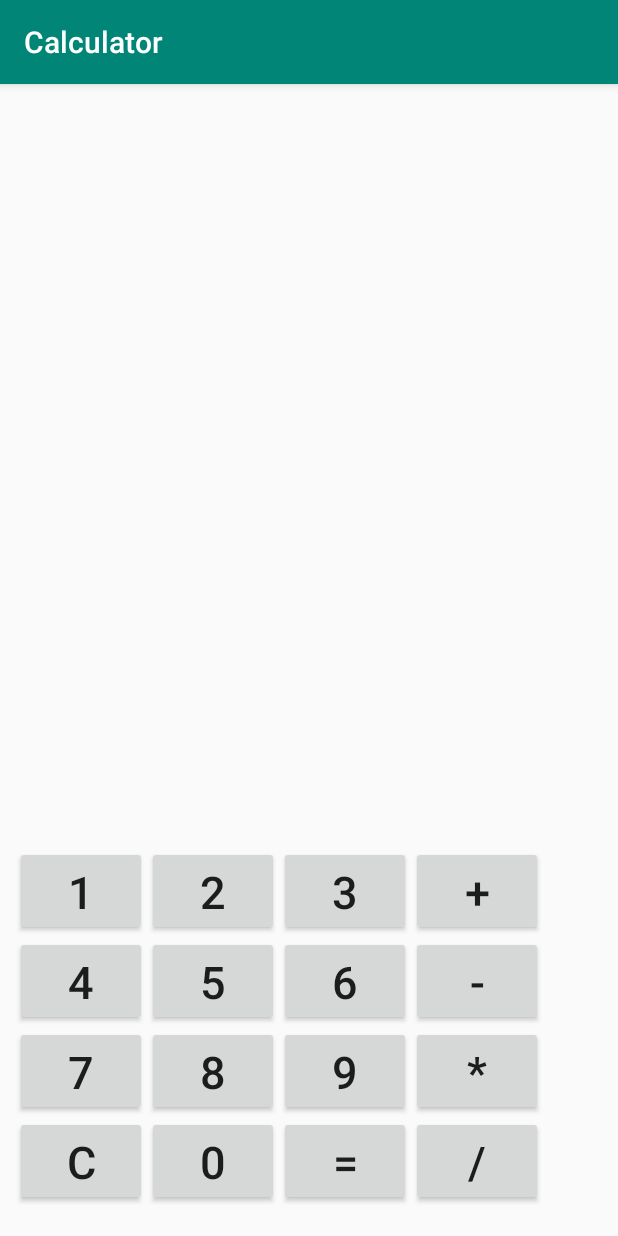
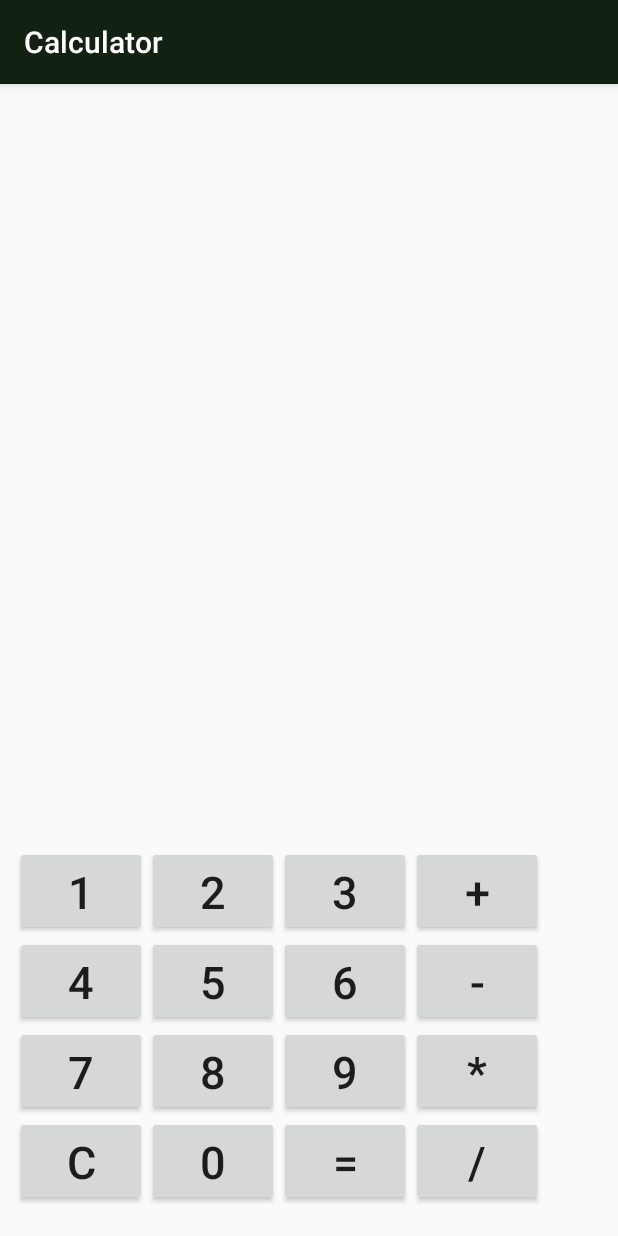
Before and after one commit to ANONYMOUS609/android-calculator, an Android app: the screen it shows after launch (StartActivity), on a phone screen of 412 x 824 dp. Run offline under Robolectric (Android 15) with nearby library versions, the phone set to English and light mode, and no system bars.

Commit message:
Fourth Commit

```diff
--- a/Calculator/app/src/main/java/com/example/pankajbhardwaj/calculator/StartActivity.java
+++ b/Calculator/app/src/main/java/com/example/pankajbhardwaj/calculator/StartActivity.java
@@ -2,29 +2,119 @@ package com.example.pankajbhardwaj.calculator;
 
 import android.os.Bundle;
 import android.support.v7.app.AppCompatActivity;
-import android.util.DisplayMetrics;
 import android.view.View;
 import android.widget.Button;
 import android.widget.TextView;
 
-public class StartActivity extends AppCompatActivity {
+import java.util.ArrayList;
+import java.util.HashMap;
+import java.util.Set;
+
+public class StartActivity extends AppCompatActivity implements View.OnClickListener {
     @Override
     protected void onCreate(Bundle savedInstanceState) {
         super.onCreate(savedInstanceState);
+        final HashMap<Button, Boolean> map = new HashMap<>();
         setContentView(R.layout.activity_main);
-        final Button btn = (Button) findViewById(R.id.btn1);
-        DisplayMetrics dm = new DisplayMetrics();
-        getWindowManager().getDefaultDisplay().getMetrics(dm);
-        final int widht = dm.widthPixels;
-        int height = dm.heightPixels;
-        btn.setOnClickListener(new View.OnClickListener() {
+        Button btn0 = (Button) findViewById(R.id.btn0);
+        Button btn1 = (Button) findViewById(R.id.btn1);
+        Button btn2 = (Button) findViewById(R.id.btn2);
+        Button btn3 = (Button) findViewById(R.id.btn3);
+        Button btn4 = (Button) findViewById(R.id.btn4);
+        Button btn5 = (Button) findViewById(R.id.btn5);
+        Button btn6 = (Button) findViewById(R.id.btn6);
+        Button btn7 = (Button) findViewById(R.id.btn7);
+        Button btn8 = (Button) findViewById(R.id.btn8);
+        Button btn9 = (Button) findViewById(R.id.btn9);
+        Button btnc = (Button) findViewById(R.id.btnc);
+        Button btna = (Button) findViewById(R.id.btnplus);
+        Button btns = (Button) findViewById(R.id.btnminus);
+        Button btnd = (Button) findViewById(R.id.btndiv);
+        Button btnm = (Button) findViewById(R.id.btnmul);
+        Button btne = (Button) findViewById(R.id.btne);
+        map.put(btna, false);
+        map.put(btns, false);
+        map.put(btnm, false);
+        map.put(btnd, false);
+        final Set<Button> set = map.keySet();
+        btn0.setOnClickListener(this);
+        btn1.setOnClickListener(this);
+        btn2.setOnClickListener(this);
+        btn3.setOnClickListener(this);
+        btn4.setOnClickListener(this);
+        btn5.setOnClickListener(this);
+        btn6.setOnClickListener(this);
+        btn7.setOnClickListener(this);
+        btn8.setOnClickListener(this);
+        btn9.setOnClickListener(this);
+        btnc.setOnClickListener(this);
+        btne.setOnClickListener(new View.OnClickListener() {
             @Override
             public void onClick(View v) {
                 TextView tv = (TextView) findViewById(R.id.txtv);
-                String str = "125+25";
-                int ans = Integer.parseInt(str);
-                tv.setText(str+"1");
+                TextView tv1 = (TextView) findViewById(R.id.txtsmall);
+                String one = tv.getText().toString();
+                String two = tv1.getText().toString();
+                int resone = 0;
+                int restwo = 1;
+                int ans = resone + restwo;
+                tv.setText(ans+"");
+                tv1.setText("");
             }
         });
+        /*btna.setOnClickListener(new View.OnClickListener() {
+            @Override
+            public void onClick(View v) {
+                for (Button btn : set) {
+                    if (map.get(btn)) {
+
+                    }
+                }
+            }
+        });*/
+    }
+
+    @Override
+    public void onClick(View v) {
+        TextView tv = (TextView) findViewById(R.id.txtv);
+        String str = tv.getText().toString();
+        if (v.getId() == R.id.btnc) {
+            tv.setText("");
+        } else {
+            char ch = ' ';
+            switch (v.getId()) {
+                case R.id.btn0:
+                    ch = '0';
+                    break;
+                case R.id.btn1:
+                    ch = '1';
+                    break;
+                case R.id.btn2:
+                    ch = '2';
+                    break;
+                case R.id.btn3:
+                    ch = '3';
+                    break;
+                case R.id.btn4:
+                    ch = '4';
+                    break;
+                case R.id.btn5:
+                    ch = '5';
+                    break;
+                case R.id.btn6:
+                    ch = '6';
+                    break;
+                case R.id.btn7:
+                    ch = '7';
+                    break;
+                case R.id.btn8:
+                    ch = '8';
+                    break;
+                case R.id.btn9:
+                    ch = '9';
+                    break;
+            }
+            tv.setText(str + ch);
+        }
     }
 }
--- a/Calculator/app/src/main/res/layout/activity_main.xml
+++ b/Calculator/app/src/main/res/layout/activity_main.xml
@@ -1,6 +1,7 @@
 <?xml version="1.0" encoding="utf-8"?>
 <RelativeLayout xmlns:android="http://schemas.android.com/apk/res/android"
     android:layout_width="match_parent" android:layout_height="match_parent"
+    android:id="@+id/rltv"
     >
 
     <TextView
@@ -8,7 +9,20 @@
         android:layout_height="wrap_content"
         android:layout_marginTop="50dp"
         android:textSize="50sp"
+        android:textStyle="bold"
+        android:textColor="#220"
+        android:layout_marginRight="20dp"
+        android:layout_alignParentRight="true"
         android:id="@+id/txtv"
+        />
+    <TextView
+        android:layout_height="wrap_content"
+        android:layout_width="wrap_content"
+        android:textSize="25sp"
+        android:layout_marginTop="20dp"
+        android:layout_marginLeft="20dp"
+        android:layout_alignParentLeft="true"
+        android:id="@+id/txtsmall"
         />
 
     <GridLayout
--- a/Calculator/app/src/main/res/values/colors.xml
+++ b/Calculator/app/src/main/res/values/colors.xml
@@ -1,6 +1,6 @@
 <?xml version="1.0" encoding="utf-8"?>
 <resources>
-    <color name="colorPrimary">#008577</color>
+    <color name="colorPrimary">#122112</color>
     <color name="colorPrimaryDark">#00574B</color>
     <color name="colorAccent">#D81B60</color>
 </resources>
```
